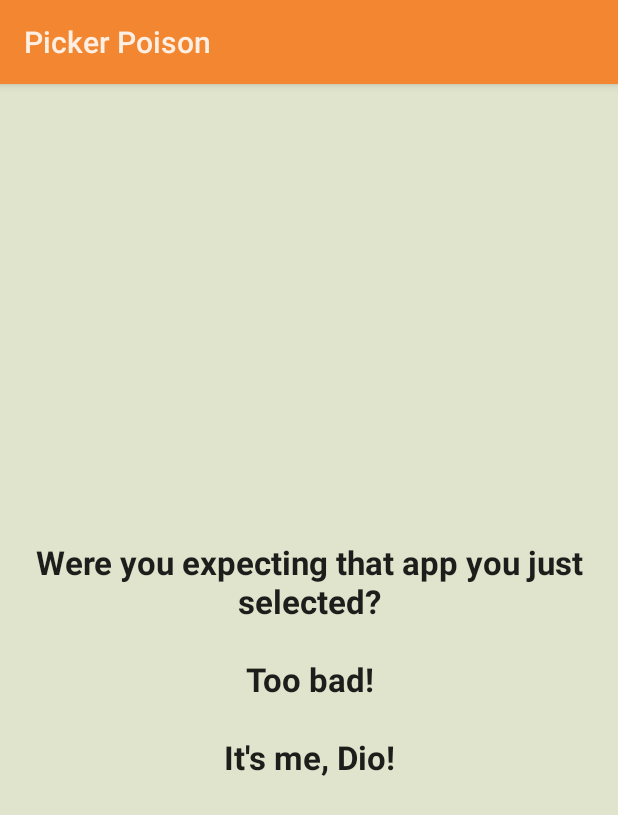
After one commit to intentio-ex-machina/SEIntent-Firewall-App, an Android app: the PoisonActivity screen opened directly, with no data from a screen before it, on a phone screen of 412 x 824 dp. The commit adds this screen. Shown: the top 815 px of the screen. Run offline under Robolectric (Android 15) with nearby library versions, the phone set to English and light mode, and no system bars.

Commit message:
More policies!

```diff
--- a/app/src/main/AndroidManifest.xml
+++ b/app/src/main/AndroidManifest.xml
@@ -19,6 +19,9 @@
         <activity android:name=".BlockActivity"
             android:label="SEIntent Firewall"
             android:exported="true" />
+        <activity android:name=".PoisonActivity"
+            android:label="Picker Poison"
+            android:exported="true" />
         <activity
             android:name=".AboutActivity"
             android:label="@string/app_name" />
--- a/app/src/main/java/com/carteryagemann/seintentfirewall/FirewallService.java
+++ b/app/src/main/java/com/carteryagemann/seintentfirewall/FirewallService.java
@@ -87,6 +87,12 @@ public class FirewallService extends Service {
             case 4: //BlockActivies
                 mIntentChecker = new IntentCheckerBlockActivities();
                 break;
+            case 5: //BlockYouTube
+                mIntentChecker = new IntentCheckerBlockYouTube();
+                break;
+            case 6: //SafeFile
+                mIntentChecker = new IntentCheckerSafeFile();
+                break;
             default:
                 Log.w(TAG, "Unknown policy request: " + option);
         }
--- /dev/null
+++ b/app/src/main/java/com/carteryagemann/seintentfirewall/PoisonActivity.java
@@ -0,0 +1,13 @@
+package com.carteryagemann.seintentfirewall;
+
+import android.app.Activity;
+import android.os.Bundle;
+
+public class PoisonActivity extends Activity {
+
+    @Override
+    protected void onCreate(Bundle savedInstanceState) {
+        super.onCreate(savedInstanceState);
+        setContentView(R.layout.activity_poison);
+    }
+}
--- /dev/null
+++ b/app/src/main/res/layout/activity_poison.xml
@@ -0,0 +1,21 @@
+<RelativeLayout xmlns:android="http://schemas.android.com/apk/res/android"
+    android:layout_width="match_parent"
+    android:layout_height="match_parent"
+    android:paddingBottom="@dimen/activity_vertical_margin"
+    android:paddingLeft="@dimen/activity_horizontal_margin"
+    android:paddingRight="@dimen/activity_horizontal_margin"
+    android:paddingTop="@dimen/activity_vertical_margin">
+
+
+    <TextView
+        android:layout_width="wrap_content"
+        android:layout_height="wrap_content"
+        android:textAppearance="?android:attr/textAppearanceLarge"
+        android:text="Were you expecting that app you just selected?\n\nToo bad!\n\nIt's me, Dio!"
+        android:id="@+id/textView"
+        android:layout_centerVertical="true"
+        android:layout_centerHorizontal="true"
+        android:textAlignment="center"
+        android:gravity="center"
+        android:textStyle="bold" />
+</RelativeLayout>
--- a/app/src/main/res/values/strings.xml
+++ b/app/src/main/res/values/strings.xml
@@ -11,5 +11,7 @@
         <item>Block Browser App</item>
         <item>Block Service Intents</item>
         <item>Block Activity Intents</item>
+        <item>Block YouTube</item>
+        <item>Safe File</item>
     </string-array>
 </resources>
```
Also changed, not shown: app/src/main/java/com/carteryagemann/seintentfirewall/IntentCheckerBlockYouTube.java (added, +44 -0 lines), app/src/main/java/com/carteryagemann/seintentfirewall/IntentCheckerSafeFile.java (added, +37 -0 lines), app/src/main/java/com/carteryagemann/seintentfirewall/PickerPoison.java (added, +39 -0 lines), app/src/main/java/com/carteryagemann/seintentfirewall/StatusActivity.java (+0 -16 lines).
